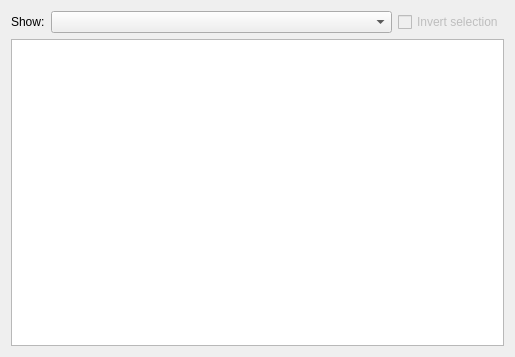
Above: Qt/Components/Resources/UI/pqFindDataCurrentSelectionFrame.ui from Kitware/ParaView before the change. Below: the same form after it.
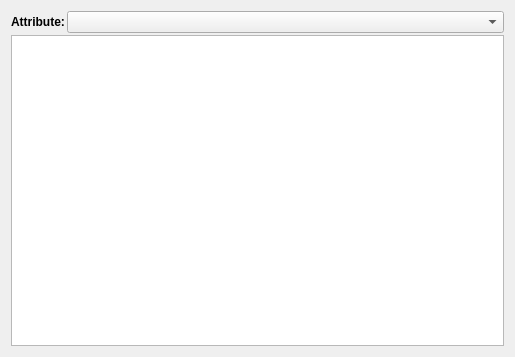
That is the form after the change. Custom widgets are drawn as their Qt base class.

Commit message:
pqFindDataWidget: a QWidget for find data capabilites.
pqFindDataWidget is a new implementation of the `Find Data` dialog
except as a widget. This relies on using a pqProxyWidget internally,
thus avoid custom code to hookup the UI for parameters to setup.

To support property to enter query text, added a new `pqPropertyWidget`
subclass called `pqSelectionQueryPropertyWidget`.

```diff
--- a/Qt/Components/Resources/UI/pqFindDataCurrentSelectionFrame.ui
+++ b/Qt/Components/Resources/UI/pqFindDataCurrentSelectionFrame.ui
@@ -13,10 +13,11 @@
   <property name="windowTitle">
    <string>Form</string>
   </property>
-  <layout class="QVBoxLayout" name="verticalLayout">
-   <item>
-    <layout class="QHBoxLayout" name="horizontalLayout" stretch="0,1,0">
-     <item>
+  <layout class="QGridLayout" name="gridLayout">
+   <property name="spacing">
+    <number>2</number>
+   </property>
+   <item row="0" column="0">
       <widget class="QLabel" name="label_6">
        <property name="sizePolicy">
         <sizepolicy hsizetype="Maximum" vsizetype="Preferred">
@@ -25,33 +26,18 @@
         </sizepolicy>
        </property>
        <property name="text">
-        <string>Show:</string>
+      <string>&lt;html&gt;&lt;head/&gt;&lt;body&gt;&lt;p&gt;&lt;span style=&quot; font-weight:600;&quot;&gt;Attribute:&lt;/span&gt;&lt;/p&gt;&lt;/body&gt;&lt;/html&gt;</string>
        </property>
       </widget>
      </item>
-     <item>
+   <item row="0" column="1">
       <widget class="QComboBox" name="showTypeComboBox">
        <property name="sizeAdjustPolicy">
         <enum>QComboBox::AdjustToContents</enum>
        </property>
       </widget>
      </item>
-     <item>
-      <widget class="QCheckBox" name="invertSelectionCheckBox">
-       <property name="enabled">
-        <bool>false</bool>
-       </property>
-       <property name="toolTip">
-        <string>Invert the selection</string>
-       </property>
-       <property name="text">
-        <string>Invert selection</string>
-       </property>
-      </widget>
-     </item>
-    </layout>
-   </item>
-   <item>
+   <item row="1" column="0" colspan="2">
     <widget class="pqSpreadSheetViewWidget" name="spreadsheet">
      <property name="sizePolicy">
       <sizepolicy hsizetype="Preferred" vsizetype="MinimumExpanding">
```
Lines whose indentation alone changed are shown as unchanged. The commit also changes 77 other files.
